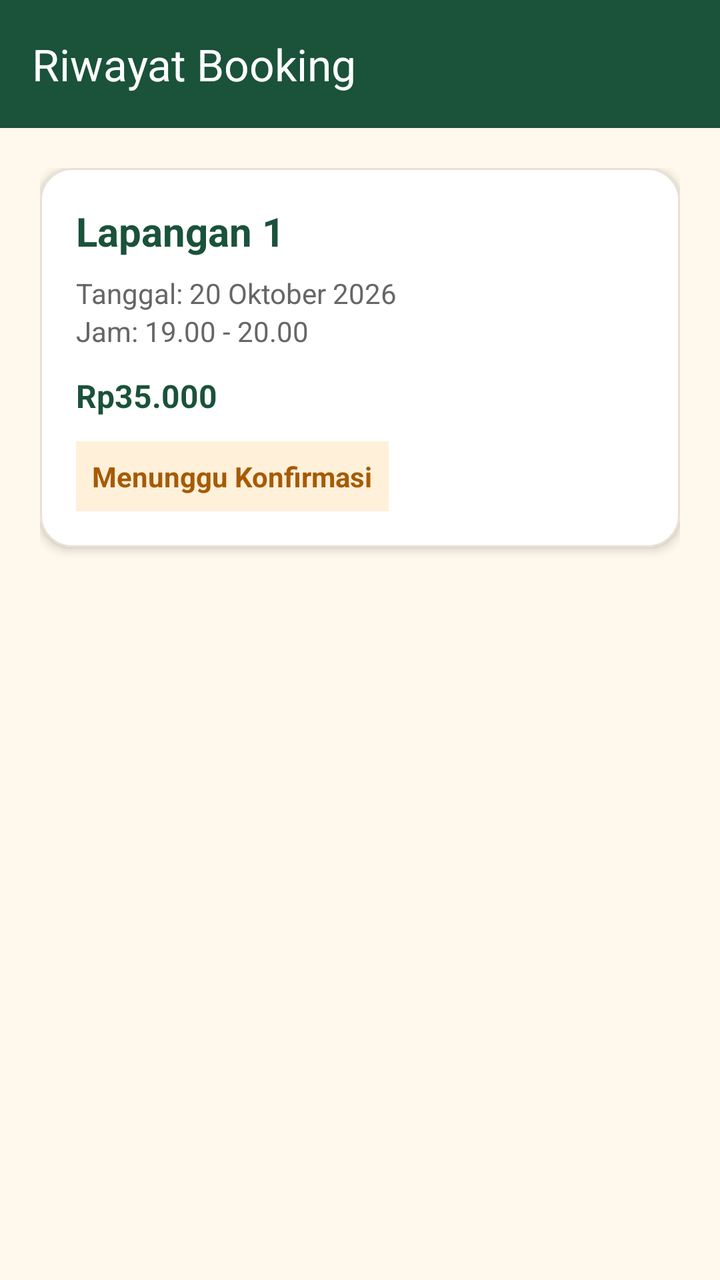
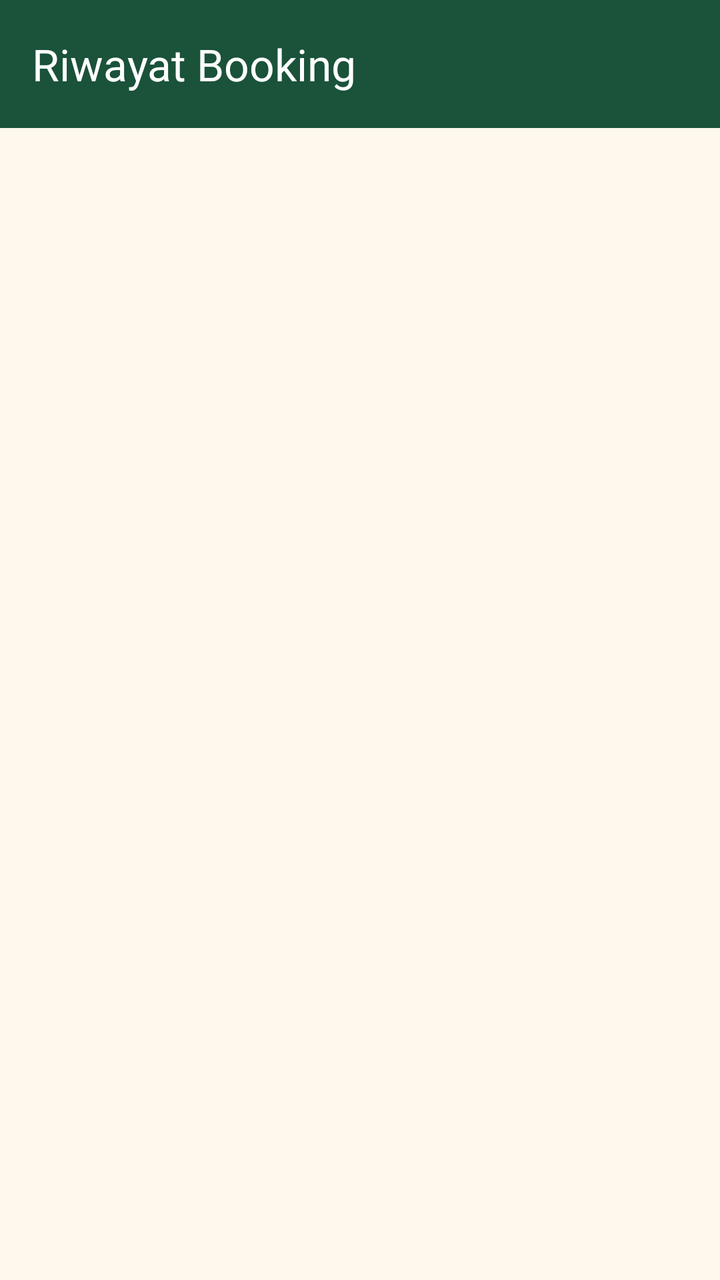

Before-and-after screenshots of an Android layout around one commit, followed by the original layout XML and the change that was made.
<!-- AndroidManifest.xml: application theme Theme.ZWAQtela -->
<!-- res/layout/fragment_riwayat.xml -->
<?xml version="1.0" encoding="utf-8"?>
<LinearLayout xmlns:android="http://schemas.android.com/apk/res/android"
    xmlns:app="http://schemas.android.com/apk/res-auto"
    android:layout_width="match_parent"
    android:layout_height="match_parent"
    android:orientation="vertical"
    android:background="#FFF8EC">

    <com.google.android.material.appbar.AppBarLayout
        android:layout_width="match_parent"
        android:layout_height="wrap_content"
        android:background="#1A523A">

        <androidx.appcompat.widget.Toolbar
            android:id="@+id/toolbarRiwayat"
            android:layout_width="match_parent"
            android:layout_height="?attr/actionBarSize"
            android:background="#1A523A"
            app:title="Riwayat Booking"
            app:titleTextColor="#FFFFFF" />

    </com.google.android.material.appbar.AppBarLayout>

    <ScrollView
        android:layout_width="match_parent"
        android:layout_height="0dp"
        android:layout_weight="1"
        android:fillViewport="true">

        <LinearLayout
            android:layout_width="match_parent"
            android:layout_height="wrap_content"
            android:orientation="vertical"
            android:padding="20dp">

            <com.google.android.material.card.MaterialCardView
                android:layout_width="match_parent"
                android:layout_height="wrap_content"
                android:layout_marginBottom="14dp"
                app:cardBackgroundColor="#FFFFFF"
                app:cardCornerRadius="16dp"
                app:cardElevation="3dp"
                app:strokeColor="#E8E0D3"
                app:strokeWidth="1dp">

                <LinearLayout
                    android:layout_width="match_parent"
                    android:layout_height="wrap_content"
                    android:orientation="vertical"
                    android:padding="18dp">

                    <TextView
                        android:layout_width="match_parent"
                        android:layout_height="wrap_content"
                        android:text="Lapangan 1"
                        android:textColor="#1A523A"
                        android:textSize="20sp"
                        android:textStyle="bold" />

                    <TextView
                        android:layout_width="match_parent"
                        android:layout_height="wrap_content"
                        android:layout_marginTop="8dp"
                        android:text="Tanggal: 20 Oktober 2026"
                        android:textColor="#666666"
                        android:textSize="14sp" />

                    <TextView
                        android:layout_width="match_parent"
                        android:layout_height="wrap_content"
                        android:text="Jam: 19.00 - 20.00"
                        android:textColor="#666666"
                        android:textSize="14sp" />

                    <TextView
                        android:layout_width="match_parent"
                        android:layout_height="wrap_content"
                        android:layout_marginTop="12dp"
                        android:text="Rp35.000"
                        android:textColor="#1A523A"
                        android:textSize="16sp"
                        android:textStyle="bold" />

                    <TextView
                        android:layout_width="wrap_content"
                        android:layout_height="wrap_content"
                        android:layout_marginTop="12dp"
                        android:background="#FFF0D9"
                        android:padding="8dp"
                        android:text="Menunggu Konfirmasi"
                        android:textColor="#A65B00"
                        android:textStyle="bold" />

                </LinearLayout>
            </com.google.android.material.card.MaterialCardView>

        </LinearLayout>
    </ScrollView>

</LinearLayout>
<!-- resources referenced by this layout -->
<resources>
  <style name="Theme.ZWAQtela" parent="Theme.Material3.DayNight.NoActionBar">
  
          
          <item name="colorPrimary">#1A523A</item>
          <item name="colorOnPrimary">#FFFFFF</item>
  
          
          <item name="android:windowFullscreen">false</item>
          <item name="android:statusBarColor">#FFF8EC</item>
          <item name="android:windowLightStatusBar">true</item>
  
          
          <item name="actionOverflowMenuStyle">@style/GreenPopupMenu</item>
  
      </style>
  <style name="GreenPopupMenu" parent="Widget.AppCompat.PopupMenu.Overflow">
          <item name="android:popupBackground">#1A523A</item>
          <item name="android:textColor">#FFFFFF</item>
      </style>
</resources>

<!-- the commit's change to res/layout/fragment_riwayat.xml (unified diff, before → after) -->
@@ -4,7 +4,7 @@
     android:layout_width="match_parent"
     android:layout_height="match_parent"
     android:orientation="vertical"
-    android:background="#FFF8EC">
+    android:background="@color/bg_main">
 
     <com.google.android.material.appbar.AppBarLayout
         android:layout_width="match_parent"
@@ -21,80 +21,11 @@
 
     </com.google.android.material.appbar.AppBarLayout>
 
-    <ScrollView
+    <ListView
+        android:id="@+id/listViewRiwayat"
         android:layout_width="match_parent"
-        android:layout_height="0dp"
-        android:layout_weight="1"
-        android:fillViewport="true">
-
-        <LinearLayout
-            android:layout_width="match_parent"
-            android:layout_height="wrap_content"
-            android:orientation="vertical"
-            android:padding="20dp">
-
-            <com.google.android.material.card.MaterialCardView
-                android:layout_width="match_parent"
-                android:layout_height="wrap_content"
-                android:layout_marginBottom="14dp"
-                app:cardBackgroundColor="#FFFFFF"
-                app:cardCornerRadius="16dp"
-                app:cardElevation="3dp"
-                app:strokeColor="#E8E0D3"
-                app:strokeWidth="1dp">
-
-                <LinearLayout
-                    android:layout_width="match_parent"
-                    android:layout_height="wrap_content"
-                    android:orientation="vertical"
-                    android:padding="18dp">
-
-                    <TextView
-                        android:layout_width="match_parent"
-                        android:layout_height="wrap_content"
-                        android:text="Lapangan 1"
-                        android:textColor="#1A523A"
-                        android:textSize="20sp"
-                        android:textStyle="bold" />
-
-                    <TextView
-                        android:layout_width="match_parent"
-                        android:layout_height="wrap_content"
-                        android:layout_marginTop="8dp"
-                        android:text="Tanggal: 20 Oktober 2026"
-                        android:textColor="#666666"
-                        android:textSize="14sp" />
-
-                    <TextView
-                        android:layout_width="match_parent"
-                        android:layout_height="wrap_content"
-                        android:text="Jam: 19.00 - 20.00"
-                        android:textColor="#666666"
-                        android:textSize="14sp" />
-
-                    <TextView
-                        android:layout_width="match_parent"
-                        android:layout_height="wrap_content"
-                        android:layout_marginTop="12dp"
-                        android:text="Rp35.000"
-                        android:textColor="#1A523A"
-                        android:textSize="16sp"
-                        android:textStyle="bold" />
-
-                    <TextView
-                        android:layout_width="wrap_content"
-                        android:layout_height="wrap_content"
-                        android:layout_marginTop="12dp"
-                        android:background="#FFF0D9"
-                        android:padding="8dp"
-                        android:text="Menunggu Konfirmasi"
-                        android:textColor="#A65B00"
-                        android:textStyle="bold" />
-
-                </LinearLayout>
-            </com.google.android.material.card.MaterialCardView>
-
-        </LinearLayout>
-    </ScrollView>
+        android:layout_height="match_parent"
+        android:padding="8dp"
+        android:clipToPadding="false" />
 
 </LinearLayout>
<!-- resource entries referenced after the edit -->
@@ -1,5 +1,6 @@
 <!-- resources referenced by this layout -->
 <resources>
+  <color name="bg_main">#FFF8EC</color>
   <style name="Theme.ZWAQtela" parent="Theme.Material3.DayNight.NoActionBar">
   
           
